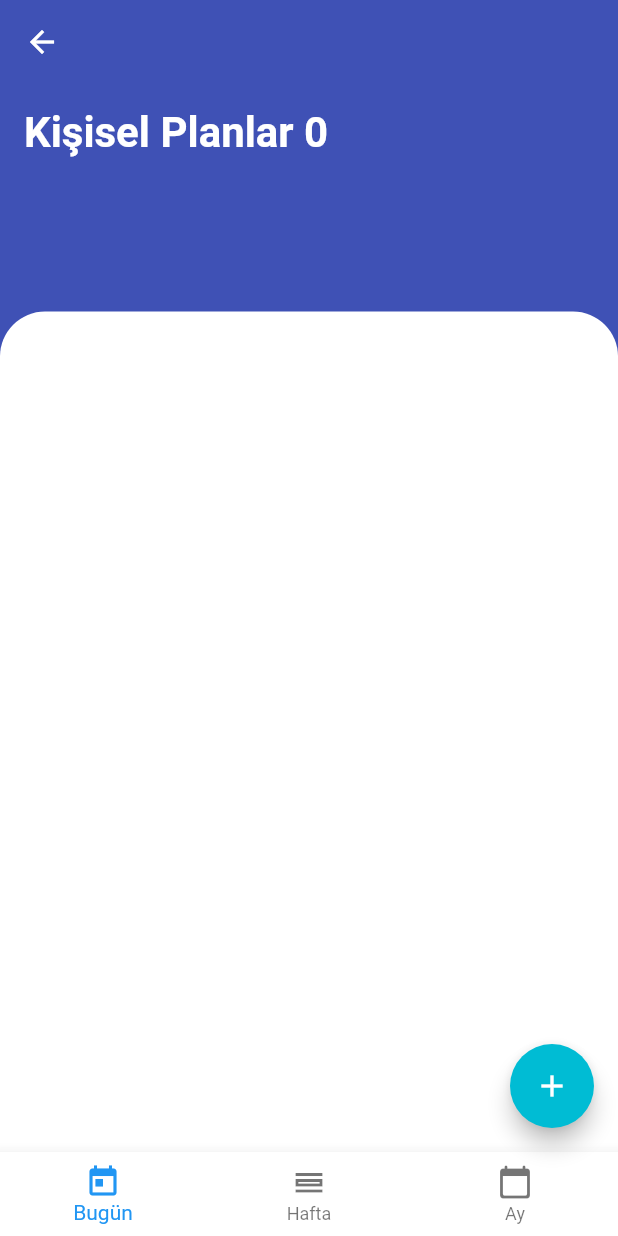
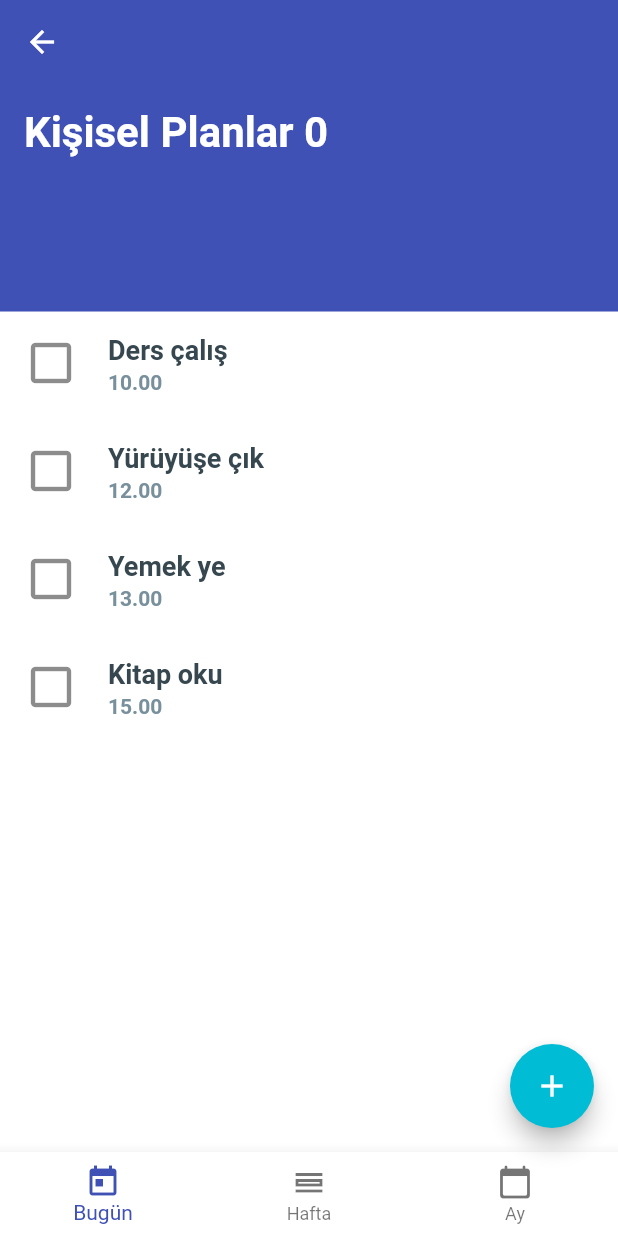
Before and after one commit to fatihinho/planyapp, a Flutter app: the screen it shows after launch, after a tap on "10", on a phone screen of 412 x 824 dp. Run offline on Flutter 3.47's test engine with Material 2 defaults, Android fonts, the phone set to English and light mode, and no system bars.

Commit message:
recorded some upgrades

```diff
--- /dev/null
+++ b/lib/src/models/task.dart
@@ -0,0 +1,7 @@
+class Task {
+  String title;
+  String date;
+  bool isCompleted;
+
+  Task(this.title, this.date, this.isCompleted);
+}
--- a/lib/src/screens/home_screen.dart
+++ b/lib/src/screens/home_screen.dart
@@ -143,9 +143,9 @@ class HomeScreen extends StatelessWidget {
                                 Text(
                                   'Kişisel',
                                   style: TextStyle(
-                                      fontSize: 18.0,
-                                      fontWeight: FontWeight.bold,
-                                      color: Colors.black87),
+                                    fontSize: 18.0,
+                                    fontWeight: FontWeight.bold,
+                                  ),
                                 ),
                                 Text('')
                               ],
--- /dev/null
+++ b/lib/src/screens/today_todo_screen.dart
@@ -0,0 +1,90 @@
+import 'package:flutter/material.dart';
+import 'package:planyapp/src/models/task.dart';
+
+class TodayTodoScreen extends StatefulWidget {
+  @override
+  _TodayTodoScreenState createState() => _TodayTodoScreenState();
+}
+
+class _TodayTodoScreenState extends State<TodayTodoScreen> {
+  final Icon _uncompletedTaskLeading =
+      Icon(Icons.check_box_outline_blank, size: 36.0);
+  final Icon _completedTaskLeading = Icon(
+    Icons.check_box_rounded,
+    color: Colors.cyan,
+    size: 36.0,
+  );
+  final TextStyle _uncompletedTaskTextStyle = TextStyle(
+      fontSize: 18.0,
+      fontWeight: FontWeight.bold,
+      color: Colors.blueGrey[800],
+      decoration: TextDecoration.none);
+  final TextStyle _completedTaskTextStyle = TextStyle(
+      fontSize: 18.0,
+      fontWeight: FontWeight.normal,
+      color: Colors.grey,
+      decoration: TextDecoration.lineThrough);
+
+  Widget _stackBehindDismiss() {
+    return Container(
+      alignment: Alignment.centerRight,
+      padding: EdgeInsets.only(right: 20.0),
+      color: Colors.red,
+      child: Icon(
+        Icons.delete,
+        color: Colors.white,
+      ),
+    );
+  }
+
+  List<Task> _tasks = [
+    Task('Ders çalış', '10.00', false),
+    Task('Yürüyüşe çık', '12.00', false),
+    Task('Yemek ye', '13.00', false),
+    Task('Kitap oku', '15.00', false)
+  ];
+
+  @override
+  Widget build(BuildContext context) {
+    return Container(
+      child: ListView.builder(
+          itemCount: _tasks.length,
+          itemBuilder: (context, index) {
+            return Dismissible(
+              key: ObjectKey(_tasks[index]),
+              background: _stackBehindDismiss(),
+              direction: DismissDirection.endToStart,
+              onDismissed: (direction) {
+                setState(() {
+                  _tasks.removeAt(index);
+                });
+                ScaffoldMessenger.of(context).showSnackBar(SnackBar(
+                    backgroundColor: Colors.redAccent,
+                    content: Text('Deleted $index')));
+              },
+              child: ListTile(
+                leading: GestureDetector(
+                    onTap: () {
+                      setState(() {
+                        _tasks[index].isCompleted = !_tasks[index].isCompleted;
+                      });
+                    },
+                    child: _tasks[index].isCompleted
+                        ? _completedTaskLeading
+                        : _uncompletedTaskLeading),
+                title: Text(
+                  '${_tasks[index].title}',
+                  style: _tasks[index].isCompleted
+                      ? _completedTaskTextStyle
+                      : _uncompletedTaskTextStyle,
+                ),
+                subtitle: Text('${_tasks[index].date}',
+                    style: TextStyle(
+                        fontWeight: FontWeight.bold,
+                        color: Colors.blueGrey[400])),
+              ),
+            );
+          }),
+    );
+  }
+}
--- a/lib/src/screens/todo_screen.dart
+++ b/lib/src/screens/todo_screen.dart
@@ -1,8 +1,30 @@
 import 'package:flutter/material.dart';
+import 'package:planyapp/src/screens/month_todo_screen.dart';
+import 'package:planyapp/src/screens/today_todo_screen.dart';
+import 'package:planyapp/src/screens/week_todo_screen.dart';
 
-class TodoScreen extends StatelessWidget {
+class TodoScreen extends StatefulWidget {
   final String _title;
   TodoScreen(this._title);
+
+  @override
+  _TodoScreenState createState() => _TodoScreenState();
+}
+
+class _TodoScreenState extends State<TodoScreen> {
+  int _selectedIndex = 0;
+
+  void _onItemTapped(int index) {
+    setState(() {
+      _selectedIndex = index;
+    });
+  }
+
+  final List<Widget> _widgetOptions = [
+    TodayTodoScreen(),
+    WeekTodoScreen(),
+    MonthTodoScreen()
+  ];
 
   @override
   Widget build(BuildContext context) {
@@ -24,7 +46,7 @@ class TodoScreen extends StatelessWidget {
             child: Padding(
               padding: const EdgeInsets.all(16.0),
               child: Text(
-                'Kişisel Planlar $_title',
+                'Kişisel Planlar ${widget._title}',
                 style: TextStyle(
                     fontSize: 28.0,
                     fontWeight: FontWeight.bold,
@@ -35,12 +57,9 @@ class TodoScreen extends StatelessWidget {
           Align(
             alignment: Alignment.bottomCenter,
             child: Container(
+              color: Colors.white,
+              child: _widgetOptions[_selectedIndex],
               height: screenHeight * 0.68,
-              decoration: BoxDecoration(
-                  color: Colors.white,
-                  borderRadius: BorderRadius.only(
-                      topLeft: Radius.circular(30.0),
-                      topRight: Radius.circular(30.0))),
             ),
           )
         ],
@@ -50,14 +69,19 @@ class TodoScreen extends StatelessWidget {
         child: Icon(Icons.add),
         onPressed: () {},
       ),
-      bottomNavigationBar:
-          BottomNavigationBar(backgroundColor: Colors.white, items: [
-        BottomNavigationBarItem(label: 'Bugün', icon: Icon(Icons.today)),
-        BottomNavigationBarItem(
-            label: 'Hafta', icon: Icon(Icons.calendar_view_day_outlined)),
-        BottomNavigationBarItem(
-            label: 'Ay', icon: Icon(Icons.calendar_today_rounded)),
-      ]),
+      bottomNavigationBar: BottomNavigationBar(
+        selectedItemColor: Colors.indigo,
+        backgroundColor: Colors.white,
+        currentIndex: _selectedIndex,
+        onTap: _onItemTapped,
+        items: [
+          BottomNavigationBarItem(label: 'Bugün', icon: Icon(Icons.today)),
+          BottomNavigationBarItem(
+              label: 'Hafta', icon: Icon(Icons.calendar_view_day_outlined)),
+          BottomNavigationBarItem(
+              label: 'Ay', icon: Icon(Icons.calendar_today_rounded)),
+        ],
+      ),
     );
   }
 }
```
Also changed, not shown: lib/src/screens/month_todo_screen.dart (added, +10 -0 lines), lib/src/screens/week_todo_screen.dart (added, +57 -0 lines).
